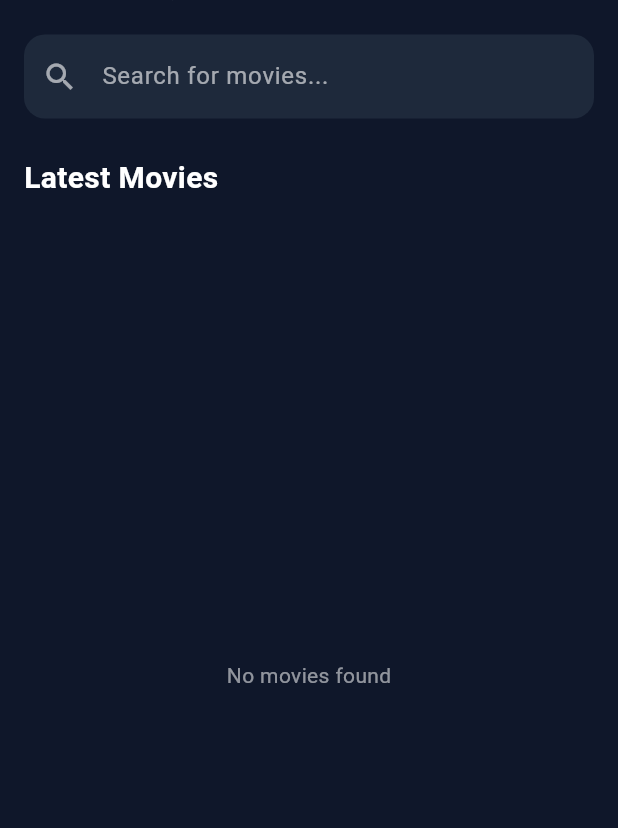
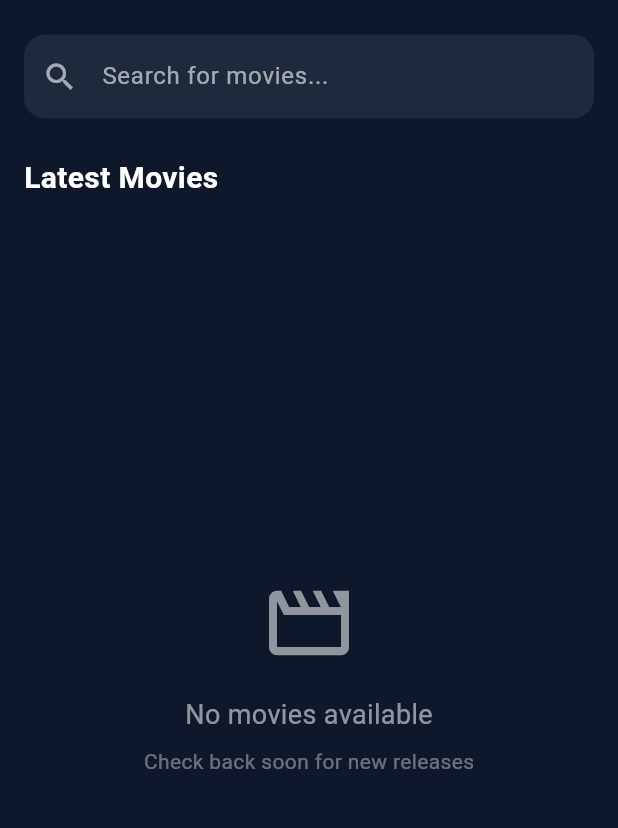
Before and after one commit to MaiMekky/Cinema_Apps, a Flutter app: the HomePage screen opened directly, on a phone screen of 412 x 824 dp, the part 99-927 px from its top. Run offline on Flutter 3.47's test engine with Material 3 defaults, Android fonts, the phone set to English and light mode, and no system bars; our stand-ins replace cloud_firestore, firebase_auth, firebase_core, firebase_messaging, flutter_bloc, flutter_local_notifications; accounts and stored records are empty.

```diff
--- a/lib/pages/home/home_page.dart
+++ b/lib/pages/home/home_page.dart
@@ -1,4 +1,3 @@
-// import 'dart:convert';
 import 'package:flutter/material.dart';
 import 'package:firebase_auth/firebase_auth.dart';
 import 'package:cloud_firestore/cloud_firestore.dart';
@@ -16,62 +15,40 @@ class HomePage extends StatefulWidget {
 }
 
 class _HomePageState extends State<HomePage> {
-  List<Movie> movies = [];
-  List<Movie> filtered = [];
   String userName = "User";
+  final TextEditingController _searchController = TextEditingController();
+  String _searchQuery = '';
 
   @override
   void initState() {
     super.initState();
-    loadMovies();
     loadUserName();
-  }
-
-  Future<void> loadMovies() async {
-    final snapshot = await FirebaseFirestore.instance
-        .collection('movies')
-        .orderBy('createdAt', descending: true)
-        .get();
-
-    final loaded = snapshot.docs.map((doc) {
-      final data = doc.data();
-
-      return Movie(
-        id: doc.id,
-        title: data['title'] ?? '',
-        description: data['description'] ?? '',
-        duration: data['duration'] ?? 0,
-        seats: data['seats'] ?? 0,
-        imageBase64: data['imageBase64'] ?? '',
-        timeSlots: List<String>.from(data['timeSlots'] ?? []),
-        createdAt: (data['createdAt'] as Timestamp).toDate(),
-      );
-    }).toList();
-
-    setState(() {
-      movies = loaded;
-      filtered = loaded;
-    });
   }
 
   Future<void> loadUserName() async {
     final uid = FirebaseAuth.instance.currentUser?.uid;
     if (uid == null) return;
 
-    final data =
-        await FirebaseFirestore.instance.collection('users').doc(uid).get();
+    try {
+      final data = await FirebaseFirestore.instance
+          .collection('users')
+          .doc(uid)
+          .get();
 
+      if (mounted) {
         setState(() {
           userName = data.data()?['fullName'] ?? "User";
         });
       }
+    } catch (e) {
+      debugPrint("Error loading user: $e");
+    }
+  }
 
-  void search(String value) {
-    setState(() {
-      filtered = movies
-          .where((m) => m.title.toLowerCase().contains(value.toLowerCase()))
-          .toList();
-    });
+  @override
+  void dispose() {
+    _searchController.dispose();
+    super.dispose();
   }
 
   @override
@@ -124,12 +101,13 @@ class _HomePageState extends State<HomePage> {
                         if (context.mounted) {
                           Navigator.of(context).pushAndRemoveUntil(
                             MaterialPageRoute(
-                                builder: (context) => const LoginPage()),
+                              builder: (context) => const LoginPage(),
+                            ),
                             (route) => false,
                           );
                         }
                       } catch (e) {
-                        print("Logout error: $e");
+                        debugPrint("Logout error: $e");
                         if (context.mounted) {
                           ScaffoldMessenger.of(context).showSnackBar(
                             SnackBar(content: Text("Logout failed: $e")),
@@ -149,13 +127,17 @@ class _HomePageState extends State<HomePage> {
 
               // SEARCH BAR
               TextField(
-                onChanged: search,
+                controller: _searchController,
+                onChanged: (value) {
+                  setState(() {
+                    _searchQuery = value;
+                  });
+                },
                 style: const TextStyle(color: Colors.white),
                 decoration: InputDecoration(
                   filled: true,
                   fillColor: AppColors.card,
-                  prefixIcon:
-                      const Icon(Icons.search, color: AppColors.textSecondary),
+                  prefixIcon: const Icon(Icons.search, color: AppColors.textSecondary),
                   hintText: 'Search for movies...',
                   hintStyle: const TextStyle(color: AppColors.textSecondary),
                   border: OutlineInputBorder(
@@ -178,31 +160,109 @@ class _HomePageState extends State<HomePage> {
 
               const SizedBox(height: 10),
 
+              // ✅ REAL-TIME MOVIES STREAM
               Expanded(
-                child: filtered.isEmpty
-                    ? const Center(
+                child: StreamBuilder<QuerySnapshot>(
+                  stream: FirebaseFirestore.instance
+                      .collection('movies')
+                      .orderBy('createdAt', descending: true)
+                      .snapshots(),
+                  builder: (context, snapshot) {
+                    if (snapshot.connectionState == ConnectionState.waiting) {
+                      return const Center(
+                        child: CircularProgressIndicator(color: Colors.red),
+                      );
+                    }
+
+                    if (snapshot.hasError) {
+                      return Center(
+                        child: Column(
+                          mainAxisAlignment: MainAxisAlignment.center,
+                          children: [
+                            Icon(Icons.error, color: Colors.red, size: 64),
+                            const SizedBox(height: 16),
+                            Text(
+                              'Error: ${snapshot.error}',
+                              style: const TextStyle(color: Colors.white54),
+                              textAlign: TextAlign.center,
+                            ),
+                            const SizedBox(height: 16),
+                            ElevatedButton(
+                              onPressed: () => setState(() {}),
+                              child: const Text('Retry'),
+                            ),
+                          ],
+                        ),
+                      );
+                    }
+
+                    if (!snapshot.hasData || snapshot.data!.docs.isEmpty) {
+                      return const Center(
+                        child: Column(
+                          mainAxisAlignment: MainAxisAlignment.center,
+                          children: [
+                            Icon(Icons.movie_outlined, color: Colors.white54, size: 64),
+                            SizedBox(height: 16),
+                            Text(
+                              "No movies available",
+                              style: TextStyle(color: Colors.white54, fontSize: 18),
+                            ),
+                            SizedBox(height: 8),
+                            Text(
+                              "Check back soon for new releases",
+                              style: TextStyle(color: Colors.white38, fontSize: 14),
+                            ),
+                          ],
+                        ),
+                      );
+                    }
+
+                    // ✅ Real-time filter + search
+                    final allMovies = snapshot.data!.docs.map((doc) {
+                      final data = doc.data() as Map<String, dynamic>;
+                      return Movie(
+                        id: doc.id,
+                        title: data['title'] ?? '',
+                        description: data['description'] ?? '',
+                        duration: data['duration'] ?? 0,
+                        seats: data['seats'] ?? 0,
+                        imageBase64: data['imageBase64'] ?? '',
+                        timeSlots: List<String>.from(data['timeSlots'] ?? []),
+                        createdAt: (data['createdAt'] as Timestamp?)?.toDate() ?? DateTime.now(),
+                      );
+                    }).where((movie) => movie.title
+                        .toLowerCase()
+                        .contains(_searchQuery.toLowerCase()))
+                        .toList();
+
+                    if (allMovies.isEmpty) {
+                      return const Center(
                         child: Text(
-                          "No movies found",
+                          "No movies match your search",
                           style: TextStyle(color: Colors.white54),
                         ),
-                      )
-                    : ListView.builder(
-                        itemCount: filtered.length,
+                      );
+                    }
+
+                    return ListView.builder(
+                      itemCount: allMovies.length,
                       itemBuilder: (context, index) {
                         return Padding(
                           padding: const EdgeInsets.only(bottom: 10),
                           child: MovieCard(
-                              movie: filtered[index],
+                            movie: allMovies[index],
                             onBook: () {
                               Navigator.push(
                                 context,
                                 MaterialPageRoute(
                                   builder: (context) =>
-                                        BookingPage(movieId: filtered[index].id),
+                                      BookingPage(movieId: allMovies[index].id),
                                 ),
                               );
                             },
                           ),
+                        );
+                      },
                     );
                   },
                 ),
```
Also changed, not shown: lib/cubit/movies/movies_cubit.dart (+3 -4 lines), lib/repository/app_repository.dart (+13 -10 lines). Lines whose indentation alone changed are shown as unchanged.
